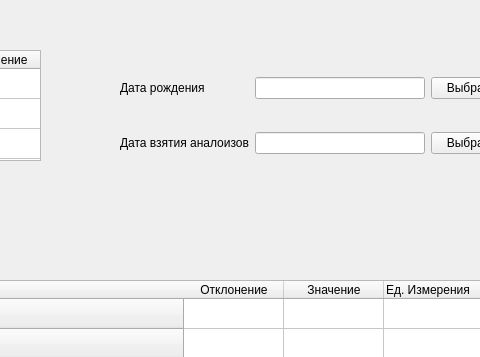
First picture: the form in UIs/InputWindow.ui, repository stlad/MedicalAnalyzer, before the edit; both pictures show x 180 to 660 and y 0 to 357 of the 1212 by 815 pixel window.
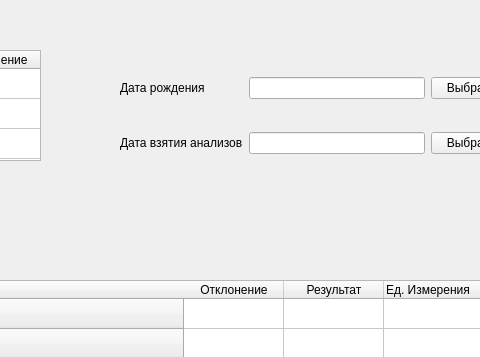
Second picture: the form after the edit.

Commit message: работа с занесением данных в таблицу

Diff of the .ui file:
```diff
--- a/UIs/InputWindow.ui
+++ b/UIs/InputWindow.ui
@@ -59,7 +59,7 @@
    </column>
    <column>
     <property name="text">
-     <string>Значение</string>
+     <string>Результат</string>
     </property>
    </column>
    <column>
@@ -205,7 +205,7 @@
     <item row="1" column="0">
      <widget class="QLabel" name="label_2">
       <property name="text">
-       <string>Дата взятия аналоизов</string>
+       <string>Дата взятия анализов</string>
       </property>
      </widget>
     </item>
```
The commit also changes 2 other files.
